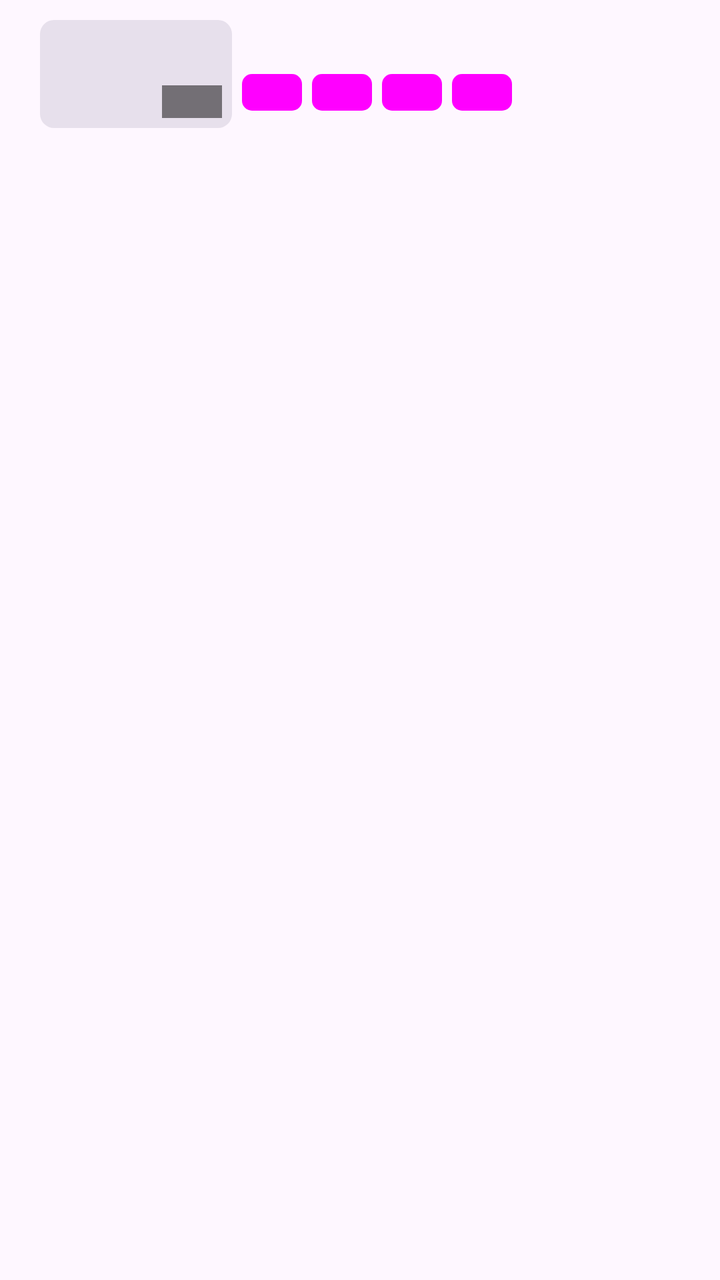
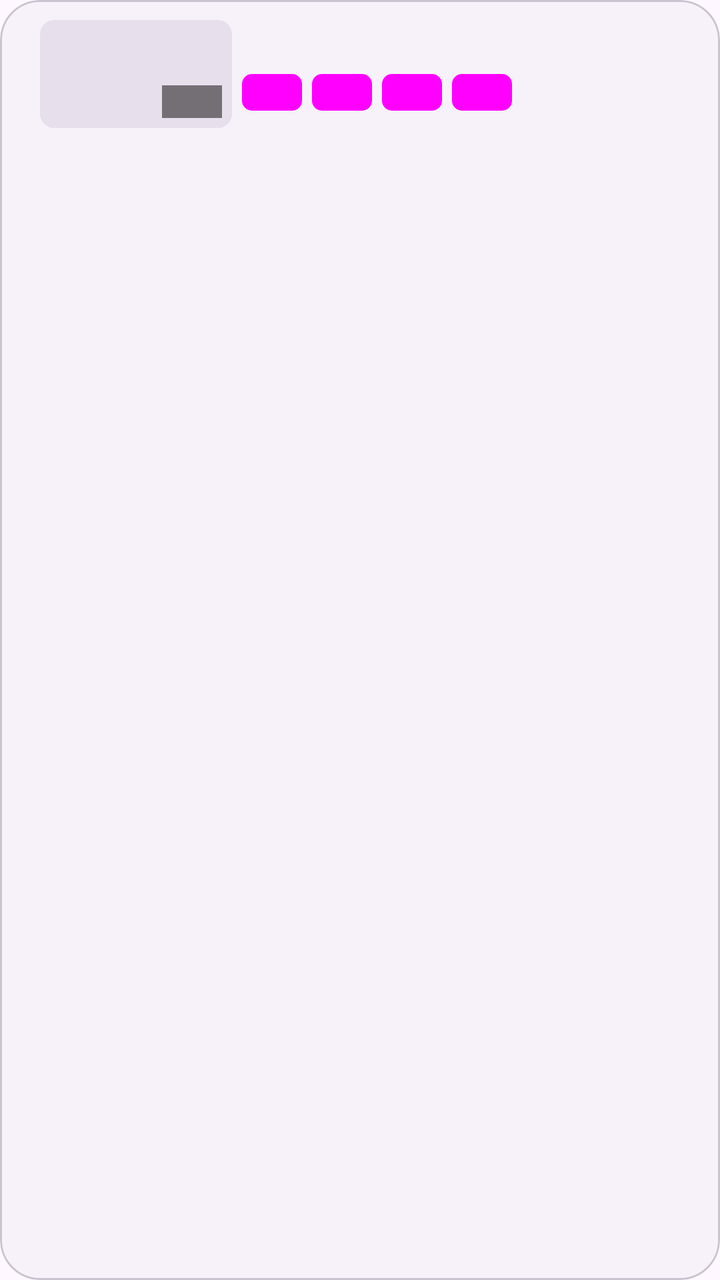

Before-and-after screenshots of an Android layout around one commit, followed by the original layout XML and the change that was made.
<!-- AndroidManifest.xml: application theme BaseTheme -->
<!-- res/layout/download_card.xml -->
<?xml version="1.0" encoding="utf-8"?>
<com.google.android.material.card.MaterialCardView android:id="@+id/download_card_view"
    android:layout_width="match_parent"
    android:layout_height="wrap_content"
    android:backgroundTint="@android:color/transparent"
    android:checkable="true"
    android:clickable="true"
    android:focusable="true"
    app:checkedIcon="@null"
    app:strokeColor="?attr/colorPrimary"
    app:cardPreventCornerOverlap="true"
    app:layout_constraintBottom_toBottomOf="parent"
    app:layout_constraintEnd_toEndOf="parent"
    app:layout_constraintStart_toStartOf="parent"
    app:layout_constraintTop_toTopOf="parent"
    app:shapeAppearance="@style/ShapeAppearanceOverlay.Avatar"
    app:strokeWidth="0dp"
    xmlns:android="http://schemas.android.com/apk/res/android"
    xmlns:app="http://schemas.android.com/apk/res-auto">

    <androidx.constraintlayout.widget.ConstraintLayout
        android:layout_width="match_parent"
        android:paddingEnd="20dp"
        android:paddingStart="10dp"
        android:paddingVertical="10dp"
        android:layout_height="wrap_content">

        <com.google.android.material.checkbox.MaterialCheckBox
            android:id="@+id/checkBox"
            android:layout_width="wrap_content"
            android:minWidth="0dp"
            android:visibility="gone"
            android:layout_height="wrap_content"
            app:layout_constraintBottom_toBottomOf="parent"
            app:layout_constraintStart_toStartOf="parent"
            app:layout_constraintTop_toTopOf="parent" />

        <com.google.android.material.imageview.ShapeableImageView
            android:id="@+id/downloads_image_view"
            android:layout_width="0dp"
            android:layout_height="0dp"
            android:adjustViewBounds="true"
            android:layout_marginStart="10dp"
            android:background="?attr/colorSurfaceVariant"
            android:scaleType="centerCrop"
            app:layout_constraintBottom_toBottomOf="parent"
            app:layout_constraintDimensionRatio="H,16:9"
            app:layout_constraintEnd_toStartOf="@+id/download_item_data"
            app:layout_constraintHorizontal_weight="0.3"
            app:layout_constraintStart_toEndOf="@id/checkBox"
            app:layout_constraintTop_toTopOf="parent"
            app:shapeAppearance="@style/ShapeAppearanceOverlay.Avatar2" />

        <TextView
            android:id="@+id/index"
            android:visibility="gone"
            android:layout_width="wrap_content"
            android:layout_height="wrap_content"
            android:clickable="false"
            android:ellipsize="end"
            android:background="@drawable/rounded_corner_index"
            android:gravity="center"
            android:textStyle="bold"
            android:maxLength="17"
            android:maxLines="1"
            android:text="1"
            android:minWidth="10dp"
            android:paddingHorizontal="5dp"
            android:textSize="12sp"
            app:layout_constraintTop_toTopOf="@+id/downloads_image_view"
            app:layout_constraintStart_toStartOf="@+id/downloads_image_view" />


        <com.google.android.material.button.MaterialButton
            android:id="@+id/incognitoLabel"
            style="?attr/materialIconButtonStyle"
            android:layout_width="25dp"
            android:height="20dp"
            android:clickable="false"
            android:focusable="false"
            android:visibility="gone"
            android:layout_margin="5dp"
            android:layout_height="wrap_content"
            android:minHeight="0dp"
            android:padding="0dp"
            app:cornerRadius="10dp"
            app:icon="@drawable/ic_incognito_backgroundless"
            app:iconTint="@android:color/white"
            app:layout_constraintEnd_toEndOf="@+id/downloads_image_view"
            app:layout_constraintTop_toTopOf="@+id/downloads_image_view" />

        <TextView
            android:id="@+id/duration"
            android:layout_width="wrap_content"
            android:layout_height="wrap_content"
            android:layout_margin="5dp"
            android:background="#80000000"
            android:clickable="false"
            android:ellipsize="end"
            android:gravity="center"
            android:maxLength="17"
            android:maxLines="1"
            android:minWidth="30dp"
            android:paddingHorizontal="5dp"
            android:textColor="@color/white"
            android:textSize="12sp"
            android:textStyle="bold"
            app:cornerRadius="10dp"
            app:layout_constraintBottom_toBottomOf="@+id/downloads_image_view"
            app:layout_constraintEnd_toEndOf="@+id/downloads_image_view" />

        <androidx.constraintlayout.widget.ConstraintLayout
            android:id="@+id/download_item_data"
            android:layout_width="0dp"
            android:layout_height="wrap_content"
            app:layout_constraintBottom_toBottomOf="parent"
            app:layout_constraintEnd_toEndOf="parent"
            app:layout_constraintHorizontal_weight="0.7"
            app:layout_constraintStart_toEndOf="@+id/downloads_image_view"
            app:layout_constraintTop_toTopOf="parent"
            app:layout_constraintVertical_bias="0.0">

            <TextView
                android:id="@+id/title"
                android:layout_width="0dp"
                android:layout_height="wrap_content"
                android:ellipsize="end"
                android:maxLines="2"
                android:paddingHorizontal="5dp"
                android:scrollbars="none"
                android:textSize="15sp"
                android:textStyle="bold"
                app:layout_constraintEnd_toStartOf="@+id/action_button"
                app:layout_constraintStart_toStartOf="parent"
                app:layout_constraintTop_toTopOf="parent" />

            <androidx.constraintlayout.widget.Barrier
                android:id="@+id/barrier"
                android:layout_width="wrap_content"
                android:layout_height="wrap_content"
                app:barrierDirection="bottom"
                app:constraint_referenced_ids="title,action_button" />

            <com.google.android.material.chip.ChipGroup
                app:layout_constraintBottom_toBottomOf="parent"
                app:layout_constraintEnd_toEndOf="parent"
                app:layout_constraintHorizontal_bias="0.0"
                app:layout_constraintStart_toStartOf="parent"
                app:layout_constraintTop_toBottomOf="@+id/barrier"
                android:paddingStart="5dp"
                android:paddingEnd="0dp"
                android:layout_width="wrap_content"
                app:chipSpacingHorizontal="0dp"
                android:layout_height="match_parent">

                <TextView
                    android:id="@+id/download_type"
                    style="@style/Widget.Material3.FloatingActionButton.Large.Secondary"
                    android:layout_width="wrap_content"
                    android:layout_height="wrap_content"
                    android:layout_marginEnd="5dp"
                    android:background="@drawable/rounded_corner"
                    android:backgroundTint="?attr/colorSecondary"
                    android:clickable="false"
                    android:drawablePadding="5dp"
                    android:gravity="center"
                    android:minWidth="30dp"
                    android:paddingHorizontal="5dp"
                    android:textSize="12sp"
                    android:textStyle="bold"
                    app:cornerRadius="10dp"
                    app:layout_constraintBottom_toBottomOf="parent"
                    app:layout_constraintStart_toStartOf="parent"
                    app:layout_constraintTop_toTopOf="parent"/>

                <TextView
                    android:id="@+id/file_size"
                    style="@style/Widget.Material3.FloatingActionButton.Large.Secondary"
                    android:layout_width="wrap_content"
                    android:layout_height="wrap_content"
                    android:layout_marginEnd="5dp"
                    android:background="@drawable/rounded_corner"
                    android:backgroundTint="?attr/colorSecondary"
                    android:clickable="false"
                    android:gravity="center"
                    android:minWidth="30dp"
                    android:paddingHorizontal="5dp"
                    android:textSize="12sp"
                    android:textStyle="bold"
                    app:cornerRadius="10dp"
                    app:layout_constraintBottom_toBottomOf="parent"
                    app:layout_constraintStart_toStartOf="parent"
                    app:layout_constraintTop_toTopOf="parent" />

                <TextView
                    android:id="@+id/format_note"
                    style="@style/Widget.Material3.FloatingActionButton.Large.Secondary"
                    android:layout_width="wrap_content"
                    android:layout_height="wrap_content"
                    android:layout_marginEnd="5dp"
                    android:background="@drawable/rounded_corner"
                    android:backgroundTint="?attr/colorPrimaryInverse"
                    android:clickable="false"
                    android:ellipsize="end"
                    android:gravity="center"
                    android:maxLength="17"
                    android:maxLines="1"
                    android:minWidth="30dp"
                    android:paddingHorizontal="5dp"
                    android:textSize="12sp"
                    android:textStyle="bold"
                    app:cornerRadius="10dp"
                    app:layout_constraintBottom_toBottomOf="parent"
                    app:layout_constraintStart_toStartOf="parent"
                    app:layout_constraintTop_toTopOf="parent" />


                <TextView
                    android:id="@+id/container"
                    style="@style/Widget.Material3.FloatingActionButton.Large.Secondary"
                    android:layout_width="wrap_content"
                    android:visibility="gone"
                    android:layout_height="wrap_content"
                    android:layout_marginEnd="5dp"
                    android:background="@drawable/rounded_corner"
                    android:backgroundTint="?attr/colorSecondary"
                    android:clickable="false"
                    android:gravity="center"
                    android:minWidth="30dp"
                    android:paddingHorizontal="5dp"
                    android:textSize="12sp"
                    android:textStyle="bold"
                    app:cornerRadius="10dp"
                    app:layout_constraintBottom_toBottomOf="parent"
                    app:layout_constraintStart_toStartOf="parent"
                    app:layout_constraintTop_toTopOf="parent" />

                <TextView
                    android:id="@+id/codec"
                    style="@style/Widget.Material3.FloatingActionButton.Large.Secondary"
                    android:layout_width="wrap_content"
                    android:layout_height="wrap_content"
                    android:layout_marginEnd="5dp"
                    android:background="@drawable/rounded_corner"
                    android:backgroundTint="?attr/colorSecondary"
                    android:clickable="false"
                    android:gravity="center"
                    android:minWidth="30dp"
                    android:paddingHorizontal="5dp"
                    android:textSize="12sp"
                    android:textStyle="bold"
                    app:cornerRadius="10dp"
                    app:layout_constraintBottom_toBottomOf="parent"
                    app:layout_constraintStart_toStartOf="parent"
                    app:layout_constraintTop_toTopOf="parent" />




            </com.google.android.material.chip.ChipGroup>

            <com.google.android.material.button.MaterialButton
                android:id="@+id/action_button"
                style="?attr/materialIconButtonStyle"
                android:layout_width="0dp"
                android:layout_height="wrap_content"
                android:minHeight="0dp"
                android:padding="0dp"
                app:cornerRadius="10dp"
                app:iconTint="?attr/colorAccent"
                app:layout_constraintEnd_toEndOf="parent"
                app:layout_constraintTop_toTopOf="parent"
                app:layout_constraintVertical_bias="0.0" />

        </androidx.constraintlayout.widget.ConstraintLayout>


    </androidx.constraintlayout.widget.ConstraintLayout>

</com.google.android.material.card.MaterialCardView>
<!-- resources referenced by this layout -->
<resources>
  <color name="white">#FFFFFF</color>
  <!-- drawable rounded_corner (drawable) -->
  <?xml version="1.0" encoding="utf-8"?>
  <shape xmlns:android="http://schemas.android.com/apk/res/android" >
      <solid android:color="#ffffff" />
  
      <padding
          android:left="1dp"
          android:right="1dp"
          android:bottom="1dp"
          android:top="1dp" />
  
      <corners android:radius="5dp" />
  </shape>
  <!-- drawable rounded_corner_index (drawable) -->
  <?xml version="1.0" encoding="utf-8"?>
  <shape xmlns:android="http://schemas.android.com/apk/res/android" >
      <solid android:color="?android:colorBackground" />
  
      <padding
          android:left="1dp"
          android:right="1dp"
          android:bottom="1dp"
          android:top="1dp" />
  
      <corners
          android:topLeftRadius="5dp"
          android:bottomRightRadius="5dp" />
  </shape>
  <style name="ShapeAppearanceOverlay.Avatar" parent="ShapeAppearance.MaterialComponents.SmallComponent">
          <item name="cornerFamily">rounded</item>
          <item name="cornerSize">5dp</item>
      </style>
  <style name="ShapeAppearanceOverlay.Avatar2" parent="ShapeAppearance.MaterialComponents.SmallComponent">
          <item name="cornerFamily">rounded</item>
          <item name="cornerSize">7dp</item>
      </style>
  <style name="BaseTheme" parent="Theme.Material3.Light.NoActionBar">
          <item name="viewInflaterClass">com.setotower.downloader.util.IncognitoViewInflater</item>
          <item name="android:windowLightStatusBar">?attr/isLightTheme</item>
          <item name="android:statusBarColor">@android:color/transparent</item>
          <item name="alertDialogTheme">@style/ThemeOverlay.Material3.MaterialAlertDialog</item>
          <item name="dialogCornerRadius">28dp</item>
          <item name="windowActionModeOverlay">true</item>
          <item name="actionBarTheme">@style/ThemeOverlay.Material3.Light</item>
          <item name="android:windowLightNavigationBar" tools:ignore="NewApi">true</item>
          <item name="switchPreferenceCompatStyle">@style/Preference.SwitchPreferenceCompat.Material3</item>
          <item name="snackbarStyle">@style/snackBarStyle</item>
          <item name="preferenceTheme">@style/PreferenceTheme</item>
          <item name="android:windowOptOutEdgeToEdgeEnforcement" tools:targetApi="35">true</item>
      </style>
  <style name="Preference.SwitchPreferenceCompat.Material3" parent="@style/Preference.SwitchPreferenceCompat.Material">
          <item name="widgetLayout">@layout/preferece_material_switch</item>
      </style>
  <style name="snackBarStyle" parent="@style/Widget.Material3.Snackbar">
          <item name="shapeAppearance">@style/ShapeAppearance.Material3.Corner.ExtraLarge</item>
          <item name="android:paddingStart">20dp</item>
          <item name="android:paddingEnd">20dp</item>
          <item name="maxLines">2</item>
          <item name="animationMode">slide</item>
      </style>
  <style name="PreferenceTheme" parent="PreferenceThemeOverlay">
          <item name="singleLineTitle">false</item>
      </style>
  <!-- unchanged entries left out for length: 1 -->
</resources>

<!-- the commit's change to res/layout/download_card.xml (unified diff, before → after) -->
@@ -2,19 +2,18 @@
 <com.google.android.material.card.MaterialCardView android:id="@+id/download_card_view"
     android:layout_width="match_parent"
     android:layout_height="wrap_content"
-    android:backgroundTint="@android:color/transparent"
+    android:layout_marginHorizontal="8dp"
+    android:layout_marginVertical="4dp"
+    android:backgroundTint="?attr/colorSurfaceContainerLow"
     android:checkable="true"
     android:clickable="true"
     android:focusable="true"
     app:checkedIcon="@null"
-    app:strokeColor="?attr/colorPrimary"
+    app:cardCornerRadius="20dp"
+    app:cardElevation="0dp"
+    app:strokeColor="?attr/colorOutlineVariant"
     app:cardPreventCornerOverlap="true"
-    app:layout_constraintBottom_toBottomOf="parent"
-    app:layout_constraintEnd_toEndOf="parent"
-    app:layout_constraintStart_toStartOf="parent"
-    app:layout_constraintTop_toTopOf="parent"
-    app:shapeAppearance="@style/ShapeAppearanceOverlay.Avatar"
-    app:strokeWidth="0dp"
+    app:strokeWidth="1dp"
     xmlns:android="http://schemas.android.com/apk/res/android"
     xmlns:app="http://schemas.android.com/apk/res-auto">
 
<!-- resource entries referenced after the edit -->
@@ -29,10 +29,6 @@
           android:topLeftRadius="5dp"
           android:bottomRightRadius="5dp" />
   </shape>
-  <style name="ShapeAppearanceOverlay.Avatar" parent="ShapeAppearance.MaterialComponents.SmallComponent">
-          <item name="cornerFamily">rounded</item>
-          <item name="cornerSize">5dp</item>
-      </style>
   <style name="ShapeAppearanceOverlay.Avatar2" parent="ShapeAppearance.MaterialComponents.SmallComponent">
           <item name="cornerFamily">rounded</item>
           <item name="cornerSize">7dp</item>
